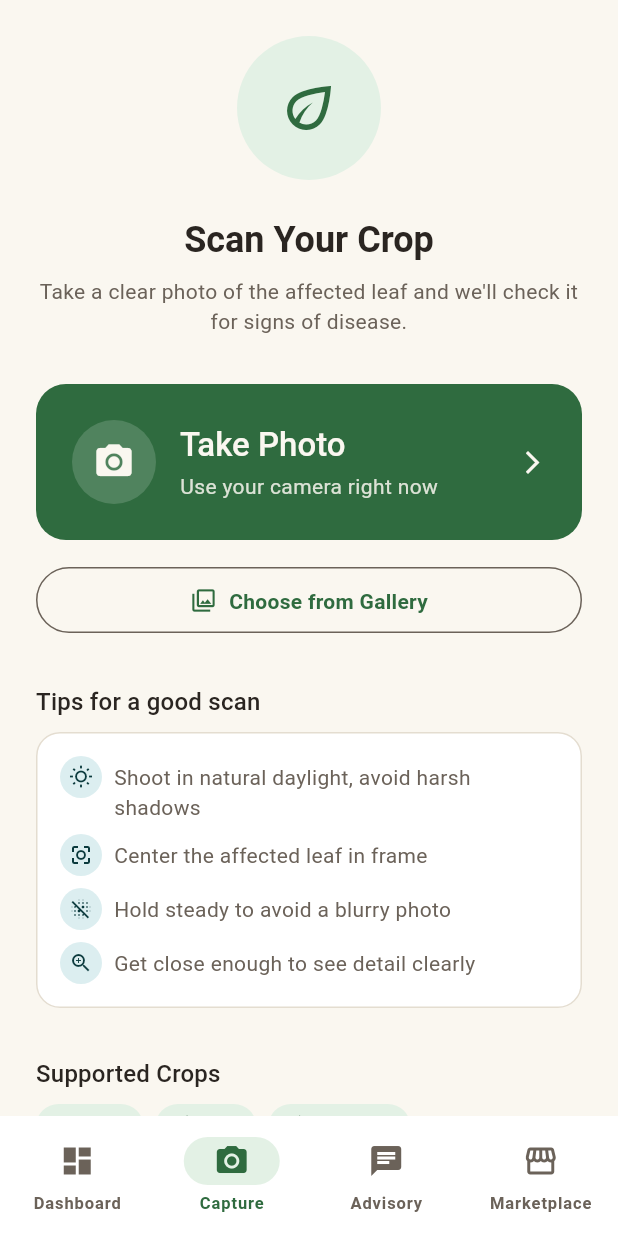
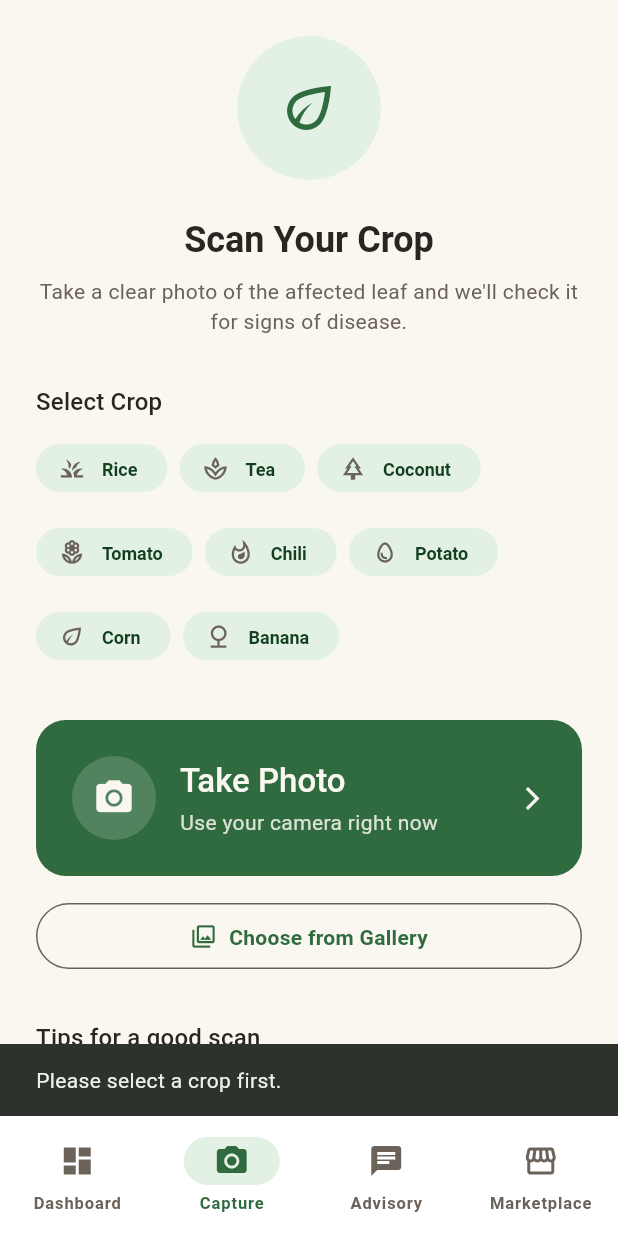
Before and after one commit to Chathuranga-Jayamal/govi-ai, a Flutter app: the CaptureScreen screen opened by its route, after a tap on "Take Photo", on a phone screen of 412 x 824 dp. Run offline on Flutter 3.47's test engine with Material 3 defaults, Android fonts, the phone set to English and light mode, and no system bars; our stand-ins replace flutter_secure_storage, go_router, image_picker; accounts and stored records are empty; project files that could hold a hidden picture were left out.

Commit message:
Phase D2: wire real model inference with corrected normalization and crop+unknown masking

```diff
--- a/ai_model/artifacts/model_metadata.json
+++ b/ai_model/artifacts/model_metadata.json
@@ -9,7 +9,7 @@
   ],
   "input_dtype": "float32",
   "input_layout": "NCHW",
-  "normalization": "0-1 (divide by 255); mean/std applied inside the graph",
+  "normalization": "0-1 (divide by 255), then ImageNet-style mean/std applied by the caller (mean=(0.485, 0.456, 0.406), std=(0.229, 0.224, 0.225) at last verification). NOT baked into the graph for govi_model.pt -- confirmed by inspecting the checkpoint: its state_dict contains only the plain backbone (conv_stem/bn1/blocks/conv_head/norm_head/classifier), no normalization buffers. The intended DeployModel wrapper (mean/std as registered buffers) did not make it into this export. Read mean/std from govi_model.pt's own top-level dict at inference time rather than hardcoding the values above -- they are recorded here for documentation only. The .tflite export's normalization has not been independently verified and may or may not have the wrapper correctly baked in; check before relying on it.",
   "output": "softmax probabilities",
   "labels": [
     "banana___cordana",
--- /dev/null
+++ b/mobile_app/lib/features/disease_detection/data/disease_repository.dart
@@ -0,0 +1,28 @@
+import '../../../core/network/api_client.dart';
+import '../../../core/storage/token_storage.dart';
+import '../domain/prediction_result.dart';
+
+/// Calls the backend disease-detection endpoint.
+class DiseaseRepository {
+  DiseaseRepository({ApiClient? apiClient, TokenStorage? tokenStorage})
+    : _apiClient = apiClient ?? ApiClient(),
+      _tokenStorage = tokenStorage ?? TokenStorage();
+
+  final ApiClient _apiClient;
+  final TokenStorage _tokenStorage;
+
+  Future<PredictionResult> predict({
+    required String imagePath,
+    required String crop,
+  }) async {
+    final String? token = await _tokenStorage.readToken();
+    final Map<String, dynamic> json = await _apiClient.postMultipart(
+      '/disease/predict',
+      filePath: imagePath,
+      fileField: 'image',
+      fields: {'crop': crop},
+      token: token,
+    );
+    return PredictionResult.fromJson(json);
+  }
+}
--- /dev/null
+++ b/mobile_app/lib/features/disease_detection/domain/capture_result_args.dart
@@ -0,0 +1,12 @@
+import 'package:image_picker/image_picker.dart';
+
+import 'prediction_result.dart';
+
+/// Bundles the captured image and its prediction for the `/capture/result`
+/// route's single `extra` slot.
+class CaptureResultArgs {
+  const CaptureResultArgs({required this.image, required this.result});
+
+  final XFile image;
+  final PredictionResult result;
+}
--- /dev/null
+++ b/mobile_app/lib/features/disease_detection/domain/prediction_result.dart
@@ -0,0 +1,34 @@
+/// Result of a POST /disease/predict call.
+class PredictionResult {
+  const PredictionResult({
+    required this.status,
+    required this.crop,
+    required this.disease,
+    required this.confidence,
+    required this.message,
+    required this.heatmapUrl,
+  });
+
+  factory PredictionResult.fromJson(Map<String, dynamic> json) {
+    return PredictionResult(
+      status: json['status'] as String,
+      crop: json['crop'] as String?,
+      disease: json['disease'] as String?,
+      confidence: (json['confidence'] as num).toDouble(),
+      message: json['message'] as String?,
+      heatmapUrl: json['heatmap_url'] as String?,
+    );
+  }
+
+  /// "ok" | "low_confidence" | "not_a_leaf"
+  final String status;
+  final String? crop;
+  final String? disease;
+  final double confidence;
+  final String? message;
+  final String? heatmapUrl;
+
+  bool get isOk => status == 'ok';
+  bool get isLowConfidence => status == 'low_confidence';
+  bool get isNotALeaf => status == 'not_a_leaf';
+}
--- a/mobile_app/lib/features/disease_detection/presentation/screens/capture_screen.dart
+++ b/mobile_app/lib/features/disease_detection/presentation/screens/capture_screen.dart
@@ -2,8 +2,30 @@ import 'package:flutter/material.dart';
 import 'package:go_router/go_router.dart';
 import 'package:image_picker/image_picker.dart';
 
+import '../../../../core/network/api_exception.dart';
 import '../../../../core/theme/app_colors.dart';
 import '../../../../core/theme/app_theme.dart';
+import '../../data/disease_repository.dart';
+import '../../domain/capture_result_args.dart';
+
+class _CropOption {
+  const _CropOption(this.value, this.label, this.icon);
+
+  final String value;
+  final String label;
+  final IconData icon;
+}
+
+const List<_CropOption> _cropOptions = [
+  _CropOption('rice', 'Rice', Icons.grass),
+  _CropOption('tea', 'Tea', Icons.spa_outlined),
+  _CropOption('coconut', 'Coconut', Icons.park_outlined),
+  _CropOption('tomato', 'Tomato', Icons.local_florist_outlined),
+  _CropOption('chili', 'Chili', Icons.whatshot_outlined),
+  _CropOption('potato', 'Potato', Icons.egg_outlined),
+  _CropOption('corn', 'Corn', Icons.eco_outlined),
+  _CropOption('banana', 'Banana', Icons.nature_outlined),
+];
 
 class CaptureScreen extends StatefulWidget {
   const CaptureScreen({super.key});
@@ -14,9 +36,19 @@ class CaptureScreen extends StatefulWidget {
 
 class _CaptureScreenState extends State<CaptureScreen> {
   final ImagePicker _picker = ImagePicker();
+  final DiseaseRepository _diseaseRepository = DiseaseRepository();
+  String? _selectedCrop;
   bool _isAnalyzing = false;
 
   Future<void> _pickImage(ImageSource source) async {
+    final String? crop = _selectedCrop;
+    if (crop == null) {
+      ScaffoldMessenger.of(context).showSnackBar(
+        const SnackBar(content: Text('Please select a crop first.')),
+      );
+      return;
+    }
+
     final XFile? image = await _picker.pickImage(
       source: source,
       imageQuality: 85,
@@ -25,13 +57,27 @@ class _CaptureScreenState extends State<CaptureScreen> {
 
     setState(() => _isAnalyzing = true);
 
-    // Simulated processing delay — real inference wiring comes in a later
-    // phase (ai_model/ integration).
-    await Future.delayed(const Duration(seconds: 2));
-    if (!mounted) return;
-
-    setState(() => _isAnalyzing = false);
-    context.push('/capture/result', extra: image);
+    try {
+      final result = await _diseaseRepository.predict(
+        imagePath: image.path,
+        crop: crop,
+      );
+      if (!mounted) return;
+      context.push(
+        '/capture/result',
+        extra: CaptureResultArgs(image: image, result: result),
+      );
+    } on ApiException catch (error) {
+      if (!mounted) return;
+      ScaffoldMessenger.of(context).showSnackBar(
+        SnackBar(
+          content: Text(error.message),
+          backgroundColor: AppColors.alertRed,
+        ),
+      );
+    } finally {
+      if (mounted) setState(() => _isAnalyzing = false);
+    }
   }
 
   @override
@@ -75,6 +121,31 @@ class _CaptureScreenState extends State<CaptureScreen> {
                       style: theme.textTheme.bodyMedium?.copyWith(
                         color: AppColors.soilInkSoft,
                       ),
+                    ),
+                    const SizedBox(height: AppSpacing.xl),
+
+                    // Crop selector — required before a scan can be taken
+                    Text('Select Crop', style: theme.textTheme.titleMedium),
+                    const SizedBox(height: AppSpacing.sm),
+                    Wrap(
+                      spacing: AppSpacing.sm,
+                      runSpacing: AppSpacing.sm,
+                      children: [
+                        for (final crop in _cropOptions)
+                          ChoiceChip(
+                            avatar: Icon(
+                              crop.icon,
+                              size: 18,
+                              color: _selectedCrop == crop.value
+                                  ? AppColors.paddyGreenOnContainer
+                                  : AppColors.soilInkSoft,
+                            ),
+                            label: Text(crop.label),
+                            selected: _selectedCrop == crop.value,
+                            onSelected: (_) =>
+                                setState(() => _selectedCrop = crop.value),
+                          ),
+                      ],
                     ),
                     const SizedBox(height: AppSpacing.xl),
 
@@ -186,21 +257,6 @@ class _CaptureScreenState extends State<CaptureScreen> {
                     ),
                     const SizedBox(height: AppSpacing.xl),
 
-                    // Supported crops
-                    Text(
-                      'Supported Crops',
-                      style: theme.textTheme.titleMedium,
-                    ),
-                    const SizedBox(height: AppSpacing.sm),
-                    const Wrap(
-                      spacing: AppSpacing.sm,
-                      runSpacing: AppSpacing.sm,
-                      children: [
-                        _CropChip(icon: Icons.grass, label: 'Rice'),
-                        _CropChip(icon: Icons.spa_outlined, label: 'Tea'),
-                        _CropChip(icon: Icons.park_outlined, label: 'Coconut'),
-                      ],
-                    ),
                   ],
                 ),
               ),
@@ -246,40 +302,6 @@ class _ScanTipRow extends StatelessWidget {
   }
 }
 
-class _CropChip extends StatelessWidget {
-  const _CropChip({required this.icon, required this.label});
-
-  final IconData icon;
-  final String label;
-
-  @override
-  Widget build(BuildContext context) {
-    return Container(
-      padding: const EdgeInsets.symmetric(
-        horizontal: AppSpacing.sm + AppSpacing.xs,
-        vertical: AppSpacing.xs + 2,
-      ),
-      decoration: BoxDecoration(
-        color: AppColors.paddyGreenContainer,
-        borderRadius: BorderRadius.circular(20),
-      ),
-      child: Row(
-        mainAxisSize: MainAxisSize.min,
-        children: [
-          Icon(icon, color: AppColors.paddyGreenOnContainer, size: 18),
-          const SizedBox(width: AppSpacing.xs),
-          Text(
-            label,
-            style: Theme.of(context).textTheme.labelMedium?.copyWith(
-              color: AppColors.paddyGreenOnContainer,
-            ),
-          ),
-        ],
-      ),
-    );
-  }
-}
-
 class _AnalyzingView extends StatelessWidget {
   const _AnalyzingView({required this.theme});
 
--- a/mobile_app/lib/routes/app_router.dart
+++ b/mobile_app/lib/routes/app_router.dart
@@ -1,5 +1,4 @@
 import 'package:go_router/go_router.dart';
-import 'package:image_picker/image_picker.dart';
 
 import '../core/storage/token_storage.dart';
 import '../core/widgets/main_shell.dart';
@@ -7,6 +6,7 @@ import '../features/advisory/presentation/screens/advisory_chat_screen.dart';
 import '../features/auth/presentation/screens/login_screen.dart';
 import '../features/auth/presentation/screens/register_screen.dart';
 import '../features/dashboard/presentation/screens/dashboard_screen.dart';
+import '../features/disease_detection/domain/capture_result_args.dart';
 import '../features/disease_detection/presentation/screens/capture_screen.dart';
 import '../features/disease_detection/presentation/screens/result_screen.dart';
 import '../features/marketplace/domain/product.dart';
@@ -40,7 +40,10 @@ final GoRouter appRouter = GoRouter(
     ),
     GoRoute(
       path: '/capture/result',
-      builder: (context, state) => ResultScreen(image: state.extra! as XFile),
+      builder: (context, state) {
+        final CaptureResultArgs args = state.extra! as CaptureResultArgs;
+        return ResultScreen(image: args.image, result: args.result);
+      },
     ),
     GoRoute(
       path: '/marketplace/product',
```
Also changed, not shown: mobile_app/lib/core/network/api_client.dart (+25 -0 lines), mobile_app/lib/features/disease_detection/presentation/screens/result_screen.dart (+96 -21 lines), 5 other files.
